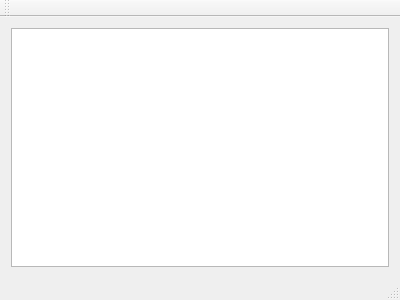
Qt form mainwindow.ui (mchlhess/Project) before a commit.
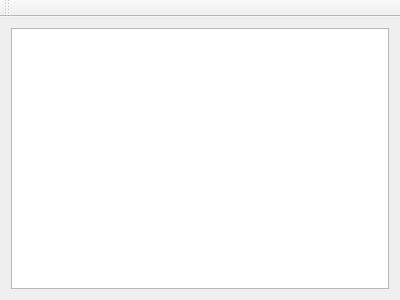
The same form after that commit.

Diff of the .ui file:
```diff
--- a/mainwindow.ui
+++ b/mainwindow.ui
@@ -10,6 +10,12 @@
     <height>300</height>
    </rect>
   </property>
+  <property name="sizePolicy">
+   <sizepolicy hsizetype="Fixed" vsizetype="Fixed">
+    <horstretch>0</horstretch>
+    <verstretch>0</verstretch>
+   </sizepolicy>
+  </property>
   <property name="windowTitle">
    <string>MainWindow</string>
   </property>
@@ -44,7 +50,6 @@
     <bool>false</bool>
    </attribute>
   </widget>
-  <widget class="QStatusBar" name="statusBar"/>
  </widget>
  <layoutdefault spacing="6" margin="11"/>
  <resources/>
```
